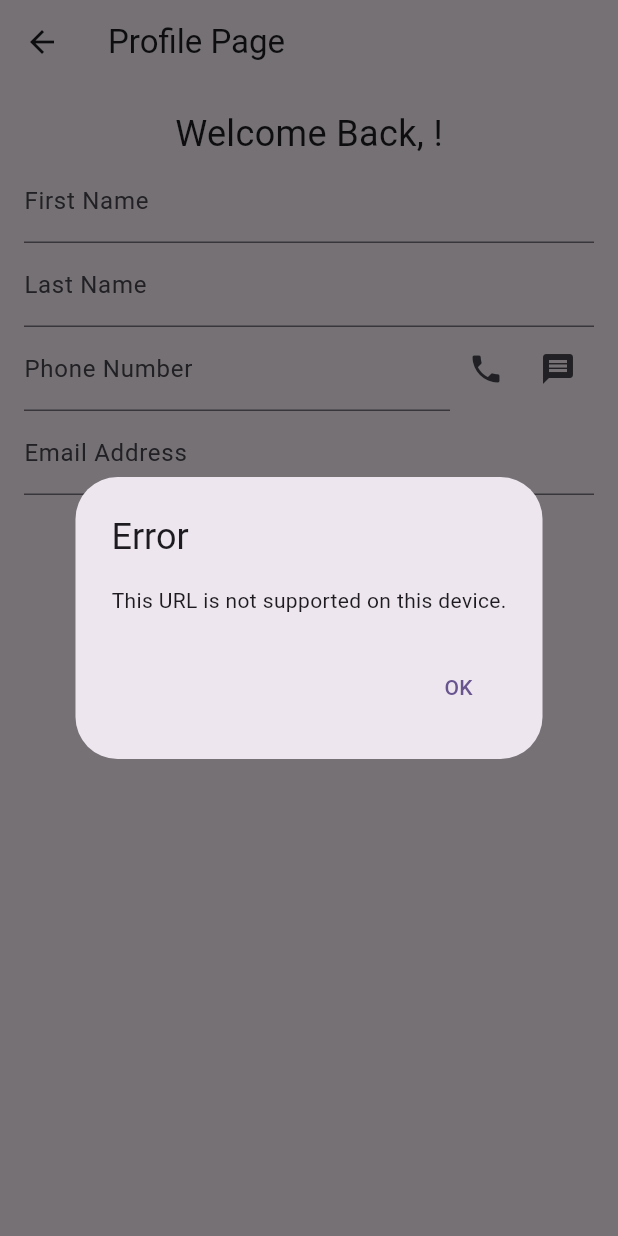
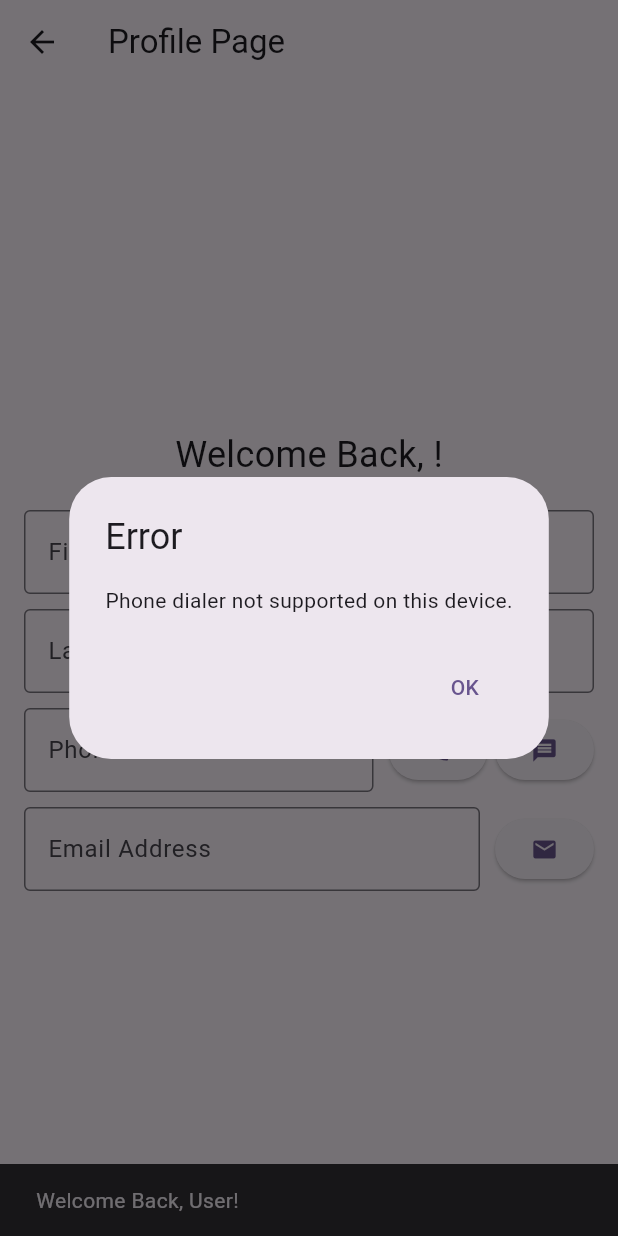
Before and after one commit to sohpie-j/CST2335_Android, a Flutter app: the ProfilePage screen opened directly with empty values, after a tap on the "phone" icon, on a phone screen of 412 x 824 dp. Run offline on Flutter 3.47's test engine with Material 3 defaults, Android fonts, the phone set to English and light mode, and no system bars; our stand-ins replace flutter_secure_storage; accounts and stored records are empty.

```diff
--- a/lib/ProfilePage.dart
+++ b/lib/ProfilePage.dart
@@ -1,54 +1,104 @@
-// profile_page.dart
 import 'package:flutter/material.dart';
 import 'package:url_launcher/url_launcher.dart';
-// import 'package:url_launcher/url_launcher.dart';
-
+import 'package:flutter_secure_storage/flutter_secure_storage.dart';
 
 class ProfilePage extends StatefulWidget {
   final String username;
+
   const ProfilePage({super.key, required this.username});
+
   @override
-  _ProfilePageState createState() => _ProfilePageState();
+  State<ProfilePage> createState() => _ProfilePageState();
 }
+
 class _ProfilePageState extends State<ProfilePage> {
-  TextEditingController firstNameController = TextEditingController();
-  TextEditingController lastNameController = TextEditingController();
-  TextEditingController phoneNumberController = TextEditingController();
-  TextEditingController emailController = TextEditingController();
+  final FlutterSecureStorage storage = const FlutterSecureStorage();
+  late TextEditingController _controllerFName;
+  late TextEditingController _controllerLName;
+  late TextEditingController _controllerPNumber;
+  late TextEditingController _controllerEAddress;
+
   @override
   void initState() {
     super.initState();
-    // Load data from repository here
+    _controllerFName = TextEditingController();
+    _controllerLName = TextEditingController();
+    _controllerPNumber = TextEditingController();
+    _controllerEAddress = TextEditingController();
+
+    _loadData(); // Load saved data from secure storage when the page opens
   }
+
+  Future<void> _loadData() async {
+    _controllerFName.text = await storage.read(key: 'firstName') ?? '';
+    _controllerLName.text = await storage.read(key: 'lastName') ?? '';
+    _controllerPNumber.text = await storage.read(key: 'phoneNumber') ?? '';
+    _controllerEAddress.text = await storage.read(key: 'email') ?? '';
+  }
+
+  Future<void> _saveData() async {
+    await storage.write(key: 'firstName', value: _controllerFName.text);
+    await storage.write(key: 'lastName', value: _controllerLName.text);
+    await storage.write(key: 'phoneNumber', value: _controllerPNumber.text);
+    await storage.write(key: 'email', value: _controllerEAddress.text);
+  }
+
   @override
   void dispose() {
-    firstNameController.dispose();
-    lastNameController.dispose();
-    phoneNumberController.dispose();
-    emailController.dispose();
+    _saveData(); // Save data before the page is destroyed
+    _controllerFName.dispose();
+    _controllerLName.dispose();
+    _controllerPNumber.dispose();
+    _controllerEAddress.dispose();
     super.dispose();
   }
-  void _launchURL(String url) async {
-    final Uri uri = Uri.parse(url);
 
-    if (await canLaunch(url)) {
-      await launch(url);
+  // Launch Phone Dialer
+  void _launchDialer(String phoneNumber) async {
+    final Uri dialerUri = Uri(scheme: 'tel', path: phoneNumber);
+    if (await canLaunchUrl(dialerUri)) {
+      await launchUrl(dialerUri);
     } else {
-      _showAlertDialog("This URL is not supported on this device.");
+      _showAlertDialog("Phone dialer not supported on this device.");
     }
   }
+
+  // Launch SMS Application
+  void _launchSMS(String phoneNumber) async {
+    final Uri smsUri = Uri(scheme: 'sms', path: phoneNumber);
+    if (await canLaunchUrl(smsUri)) {
+      await launchUrl(smsUri);
+    } else {
+      _showAlertDialog("SMS not supported on this device.");
+    }
+  }
+
+  // Launch Email Application
+  void _launchEmail(String emailAddress) async {
+    final Uri emailUri = Uri(
+      scheme: 'mailto',
+      path: emailAddress,
+    );
+    if (await canLaunchUrl(emailUri)) {
+      await launchUrl(emailUri);
+    } else {
+      _showAlertDialog("Email not supported on this device.");
+    }
+  }
+
+  // Show AlertDialog if a URL scheme is not supported
   void _showAlertDialog(String message) {
     showDialog(
       context: context,
       builder: (BuildContext context) {
         return AlertDialog(
-          title: Text("Error"),
+          title: const Text("Error"),
           content: Text(message),
-          actions: [
+          actions: <Widget>[
             TextButton(
-              child: Text("OK"),
+              child: const Text("OK"),
               onPressed: () {
-                Navigator.of(context).pop(); // Close the dialog
+                Navigator.of(context).pop();
               },
             ),
           ],
@@ -56,56 +106,98 @@ class _ProfilePageState extends State<ProfilePage> {
       },
     );
   }
+
   @override
   Widget build(BuildContext context) {
+    WidgetsBinding.instance.addPostFrameCallback((_) {
+      ScaffoldMessenger.of(context).showSnackBar(
+        SnackBar(content: Text('Welcome Back, User!')),
+      );
+    });
+
     return Scaffold(
       appBar: AppBar(
-        title: Text('Profile Page'),
+        title: const Text("Profile Page"),
       ),
       body: Padding(
-        padding: EdgeInsets.all(16.0),
+        padding: const EdgeInsets.all(16.0),
         child: Column(
-          children: [
-            Text('Welcome Back, ${widget.username}!', style: TextStyle(fontSize: 24)),
+          mainAxisAlignment: MainAxisAlignment.center,
+          children: <Widget>[
+            Text(
+              "Welcome Back, ${widget.username}!",
+              style: const TextStyle(fontSize: 24),
+            ),
+            const SizedBox(height: 20),
+            // First Name Field
             TextField(
-              controller: firstNameController,
-              decoration: InputDecoration(labelText: 'First Name'),
+              controller: _controllerFName,
+              decoration: const InputDecoration(
+                labelText: "First Name",
+                border: OutlineInputBorder(),
+              ),
             ),
+            const SizedBox(height: 10),
+            // Last Name Field
             TextField(
-              controller: lastNameController,
-              decoration: InputDecoration(labelText: 'Last Name'),
+              controller: _controllerLName,
+              decoration: const InputDecoration(
+                labelText: "Last Name",
+                border: OutlineInputBorder(),
+              ),
             ),
+            const SizedBox(height: 10),
+            // Phone Number Field with buttons for Phone and SMS
             Row(
               children: [
                 Flexible(
                   child: TextField(
-                    controller: phoneNumberController,
-                    decoration: InputDecoration(labelText: 'Phone Number'),
+                    controller: _controllerPNumber,
+                    decoration: const InputDecoration(
+                      labelText: "Phone Number",
+                      border: OutlineInputBorder(),
+                    ),
+                    keyboardType: TextInputType.phone,
                   ),
                 ),
-                IconButton(
-                  icon: Icon(Icons.phone),
+                const SizedBox(width: 10),
+                ElevatedButton(
                   onPressed: () {
-                    _launchURL('tel:${phoneNumberController.text}');
+                    _launchDialer(_controllerPNumber.text);
                   },
+                  child: const Icon(Icons.phone),
                 ),
-                IconButton(
-                  icon: Icon(Icons.message),
+                const SizedBox(width: 5),
+                ElevatedButton(
                   onPressed: () {
-                    _launchURL('sms:${phoneNumberController.text}');
+                    _launchSMS(_controllerPNumber.text);
                   },
+                  child: const Icon(Icons.message),
                 ),
               ],
             ),
-            TextField(
-              controller: emailController,
-              decoration: InputDecoration(labelText: 'Email Address'),
-            ),
-            IconButton(
-              icon: Icon(Icons.mail),
-              onPressed: () {
-                _launchURL('mailto:${emailController.text}');
-              },
+            const SizedBox(height: 10),
+            // Email Address Field with Mail Button
+            Row(
+              children: [
+                Flexible(
+                  child: TextField(
+                    controller: _controllerEAddress,
+                    decoration: const InputDecoration(
+                      labelText: "Email Address",
+                      border: OutlineInputBorder(),
+                    ),
+                    keyboardType: TextInputType.emailAddress,
+                  ),
+                ),
+                const SizedBox(width: 10),
+                ElevatedButton(
+                  onPressed: () {
+                    _launchEmail(_controllerEAddress.text);
+                  },
+                  child: const Icon(Icons.email),
+                ),
+              ],
             ),
           ],
         ),
--- a/lib/main.dart
+++ b/lib/main.dart
@@ -1,4 +1,6 @@
 import 'package:flutter/material.dart';
+
+import 'ProfilePage.dart';
 
 void main() {
   runApp(const MyApp());
@@ -125,30 +127,30 @@ class _MyHomePageState extends State<MyHomePage> {
   }
 }
 
-class ProfilePage extends StatelessWidget {
-  final String username; // Accept the username from the previous page
-
-  const ProfilePage({super.key, required this.username});
-
-  @override
-  Widget build(BuildContext context) {
-    // Show a SnackBar welcoming the user
-    WidgetsBinding.instance.addPostFrameCallback((_) {
-      ScaffoldMessenger.of(context).showSnackBar(
-        SnackBar(content: Text('Welcome Back, $username!')),
-      );
-    });
-
-    return Scaffold(
-      appBar: AppBar(
-        title: const Text("Profile Page"),
-      ),
-      body: Center(
-        child: Text(
-          "Welcome back, $username!",
-          style: const TextStyle(fontSize: 24),
-        ),
-      ),
-    );
-  }
-}
+// class ProfilePage extends StatelessWidget {
+//   final String username; // Accept the username from the previous page
+//
+//   const ProfilePage({super.key, required this.username});
+//
+//   @override
+//   Widget build(BuildContext context) {
+//     // Show a SnackBar welcoming the user
+//     WidgetsBinding.instance.addPostFrameCallback((_) {
+//       ScaffoldMessenger.of(context).showSnackBar(
+//         SnackBar(content: Text('Welcome Back, $username!')),
+//       );
+//     });
+//
+//     return Scaffold(
+//       appBar: AppBar(
+//         title: const Text("Profile Page"),
+//       ),
+//       body: Center(
+//         child: Text(
+//           "Welcome back, $username!",
+//           style: const TextStyle(fontSize: 24),
+//         ),
+//       ),
+//     );
+//   }
+// }
```
